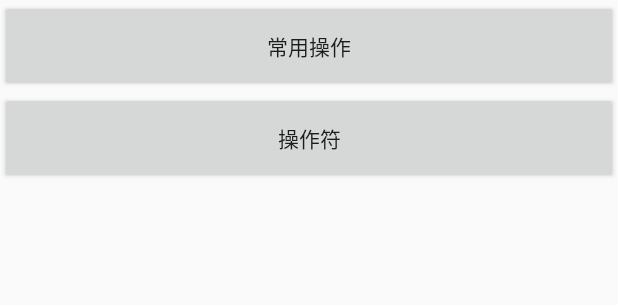
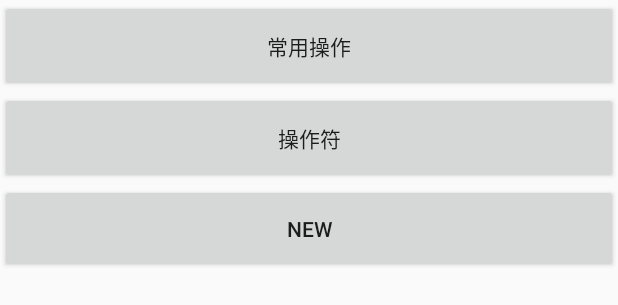
Before and after one commit to lxykad/RxBindingDemo, an Android app: the layout activity_main.xml on its own in the app's theme, with its tools: preview values and no code run, on a phone screen of 412 x 824 dp. Shown: the top 305 px of the screen. Run offline under Robolectric (Android 15) with nearby library versions, the phone set to English and light mode, and no system bars.

Commit message:
add flowable

```diff
--- a/app/src/main/AndroidManifest.xml
+++ b/app/src/main/AndroidManifest.xml
@@ -3,7 +3,7 @@
     package="com.lxy.binding">
 
     <uses-permission android:name="android.permission.CAMERA" />
-    <uses-permission android:name="android.permission.INTERNET"/>
+    <uses-permission android:name="android.permission.INTERNET" />
 
     <application
         android:allowBackup="true"
@@ -20,7 +20,8 @@
             </intent-filter>
         </activity>
         <activity android:name=".DoubleClickActivity" />
-        <activity android:name=".OperatorActivity"></activity>
+        <activity android:name=".OperatorActivity" />
+        <activity android:name=".NewActivity"></activity>
     </application>
 
 </manifest>
--- a/app/src/main/java/com/lxy/binding/DoubleClickActivity.java
+++ b/app/src/main/java/com/lxy/binding/DoubleClickActivity.java
@@ -14,11 +14,18 @@ import com.jakewharton.rxbinding2.widget.RxTextView;
 import com.lxy.binding.databinding.ActivityDoubleClickBinding;
 import com.tbruyelle.rxpermissions2.RxPermissions;
 
+import org.reactivestreams.Subscriber;
+import org.reactivestreams.Subscription;
+
 import java.io.IOException;
 import java.util.ArrayList;
 import java.util.List;
 import java.util.concurrent.TimeUnit;
 
+import io.reactivex.BackpressureStrategy;
+import io.reactivex.Flowable;
+import io.reactivex.FlowableEmitter;
+import io.reactivex.FlowableOnSubscribe;
 import io.reactivex.Observable;
 import io.reactivex.ObservableEmitter;
 import io.reactivex.ObservableOnSubscribe;
@@ -408,6 +415,40 @@ public class DoubleClickActivity extends AppCompatActivity {
                     }
                 });
 
+        /**
+         * 背压 Flowable g观察者使用
+         * 解决发送和订阅事件 流速不一致的问题
+         */
+        Flowable.create(new FlowableOnSubscribe<Integer>() {
+            @Override
+            public void subscribe(FlowableEmitter<Integer> e) throws Exception {
+                e.onNext(1);
+                e.onNext(2);
+                e.onNext(3);
+            }
+        }, BackpressureStrategy.ERROR)
+                .subscribe(new Subscriber<Integer>() {
+                    @Override
+                    public void onSubscribe(Subscription s) {
+
+                    }
+
+                    @Override
+                    public void onNext(Integer integer) {
+                        System.out.println("flowable=======" + integer);
+                    }
+
+                    @Override
+                    public void onError(Throwable t) {
+
+                    }
+
+                    @Override
+                    public void onComplete() {
+
+                    }
+                });
+
     }
 
     public void clickCount(View v) {
--- a/app/src/main/res/layout/activity_main.xml
+++ b/app/src/main/res/layout/activity_main.xml
@@ -20,5 +20,11 @@
         android:onClick="clickOperator"
         android:text="操作符" />
 
+    <Button
+        android:padding="20dp"
+        android:layout_width="match_parent"
+        android:layout_height="wrap_content"
+        android:onClick="clickNew"
+        android:text="new" />
 
 </LinearLayout>
```
Also changed, not shown: app/src/main/java/com/lxy/binding/MainActivity.java (+6 -1 lines), app/src/main/java/com/lxy/binding/NewActivity.java (added, +16 -0 lines), app/src/main/res/layout/activity_new.xml (added, +9 -0 lines).
